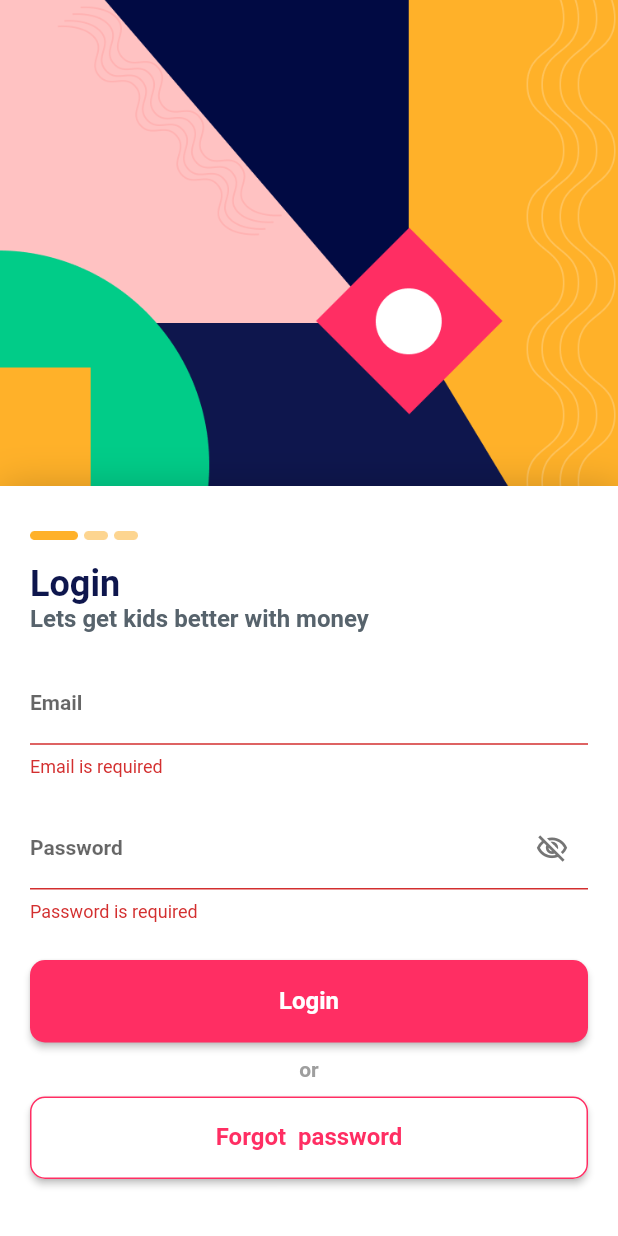
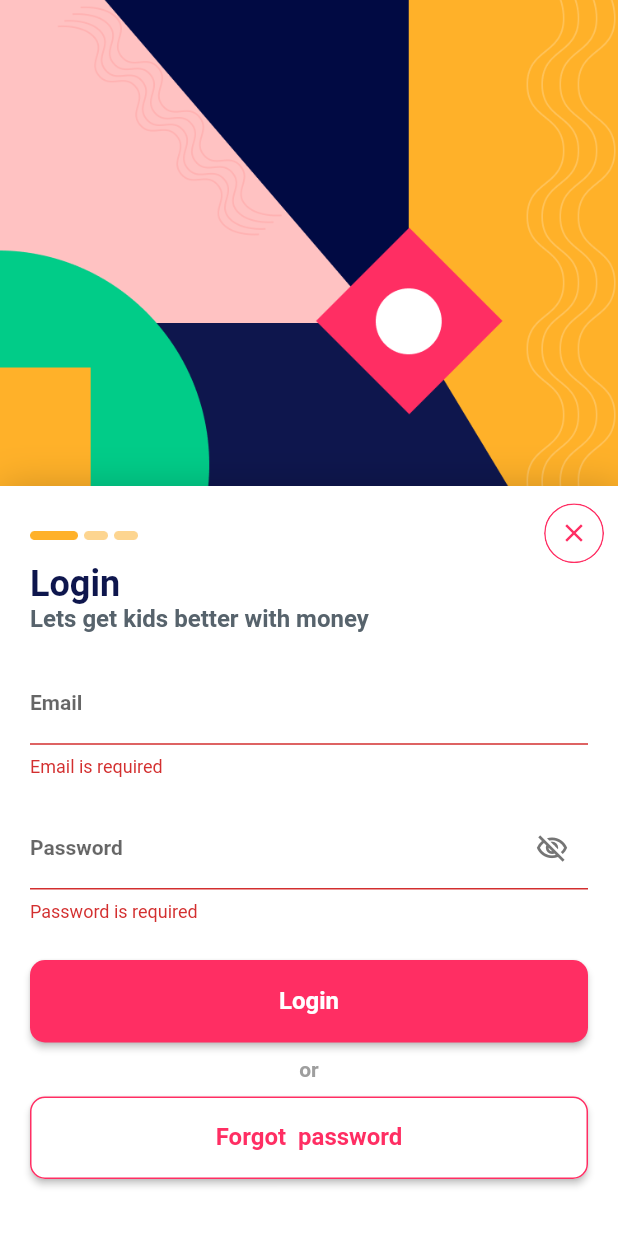
Before and after one commit to red010b37/kid-saver, a Flutter app: the LoginWidget screen opened directly, on a phone screen of 412 x 824 dp. Run offline on Flutter 3.47's test engine with Material 2 defaults, Android fonts, the phone set to English and light mode, and no system bars; drawn by our look-alikes of auto_size_text; our stand-ins replace built_collection, built_value, cached_network_image, cloud_firestore, file_picker, firebase_auth and 14 more; missing offline and left inert: forge2d, json_path, mime_type; accounts and stored records are empty; generated files the repository leaves out were written again; Roboto replaces fonts that are missing (Lexend Deca).

Commit message:
Updating to latest FlutterFlow output.

```diff
--- a/lib/flutter_flow/internationalization.dart
+++ b/lib/flutter_flow/internationalization.dart
@@ -368,11 +368,11 @@ final kTranslationsMap = <Map<String, Map<String, String>>>[
   },
   // BucketView
   {
-    'ixilz23l': {
+    '8p4bwlld': {
       'en': 'Added from Dad ',
       'es': '',
     },
-    'ufo9pcj1': {
+    'jj8l1z7m': {
       'en': 'Home',
       'es': '',
     },
@@ -387,7 +387,7 @@ final kTranslationsMap = <Map<String, Map<String, String>>>[
       'en': 'Lets get kids better with money',
       'es': '',
     },
-    '96czrfys': {
+    'f1ta51xr': {
       'en': 'Email',
       'es': '',
     },
@@ -395,7 +395,7 @@ final kTranslationsMap = <Map<String, Map<String, String>>>[
       'en': '',
       'es': '',
     },
-    '3hdgoeeg': {
+    'hbqy36vr': {
       'en': 'Password',
       'es': '',
     },
@@ -407,11 +407,11 @@ final kTranslationsMap = <Map<String, Map<String, String>>>[
       'en': 'Login',
       'es': '',
     },
-    'uv9ap6lt': {
+    'vnbesopq': {
       'en': 'Email is required',
       'es': '',
     },
-    'qw2on4zr': {
+    'n4kv48ag': {
       'en': 'Password is required',
       'es': '',
     },
--- a/lib/login/login_widget.dart
+++ b/lib/login/login_widget.dart
@@ -1,9 +1,11 @@
 import '../auth/auth_util.dart';
 import '../flutter_flow/flutter_flow_animations.dart';
+import '../flutter_flow/flutter_flow_icon_button.dart';
 import '../flutter_flow/flutter_flow_theme.dart';
 import '../flutter_flow/flutter_flow_util.dart';
 import '../flutter_flow/flutter_flow_widgets.dart';
 import '../kids_list/kids_list_widget.dart';
+import '../o_b_get_started/o_b_get_started_widget.dart';
 import 'package:flutter/material.dart';
 import 'package:google_fonts/google_fonts.dart';
 
@@ -85,7 +87,9 @@ class _LoginWidgetState extends State<LoginWidget>
                     )
                   ],
                 ),
-                child: Padding(
+                child: Stack(
+                  children: [
+                    Padding(
                       padding: EdgeInsetsDirectional.fromSTEB(20, 20, 20, 30),
                       child: SingleChildScrollView(
                         child: Column(
@@ -93,7 +97,8 @@ class _LoginWidgetState extends State<LoginWidget>
                           crossAxisAlignment: CrossAxisAlignment.start,
                           children: [
                             Padding(
-                          padding: EdgeInsetsDirectional.fromSTEB(0, 10, 0, 0),
+                              padding:
+                                  EdgeInsetsDirectional.fromSTEB(0, 10, 0, 0),
                               child: Image.asset(
                                 'assets/images/yellow-dash.png',
                                 width: 72,
@@ -102,15 +107,18 @@ class _LoginWidgetState extends State<LoginWidget>
                               ),
                             ),
                             Padding(
-                          padding: EdgeInsetsDirectional.fromSTEB(0, 15, 0, 0),
+                              padding:
+                                  EdgeInsetsDirectional.fromSTEB(0, 15, 0, 0),
                               child: Text(
                                 FFLocalizations.of(context).getText(
                                   'okfeb11x' /* Login */,
                                 ),
-                            style: FlutterFlowTheme.of(context).title1.override(
+                                style: FlutterFlowTheme.of(context)
+                                    .title1
+                                    .override(
                                       fontFamily: 'Lexend Deca',
-                                  color:
-                                      FlutterFlowTheme.of(context).primaryColor,
+                                      color: FlutterFlowTheme.of(context)
+                                          .primaryColor,
                                     ),
                               ),
                             ),
@@ -122,8 +130,8 @@ class _LoginWidgetState extends State<LoginWidget>
                                   .subtitle2
                                   .override(
                                     fontFamily: 'Lexend Deca',
-                                color:
-                                    FlutterFlowTheme.of(context).secondaryText,
+                                    color: FlutterFlowTheme.of(context)
+                                        .secondaryText,
                                   ),
                             ),
                             Form(
@@ -133,8 +141,8 @@ class _LoginWidgetState extends State<LoginWidget>
                                 mainAxisSize: MainAxisSize.max,
                                 children: [
                                   Padding(
-                                padding:
-                                    EdgeInsetsDirectional.fromSTEB(0, 20, 0, 0),
+                                    padding: EdgeInsetsDirectional.fromSTEB(
+                                        0, 20, 0, 0),
                                     child: TextFormField(
                                       controller: emailTextController,
                                       obscureText: false,
@@ -146,7 +154,8 @@ class _LoginWidgetState extends State<LoginWidget>
                                                 .tertiaryColor,
                                             width: 1,
                                           ),
-                                      borderRadius: BorderRadius.circular(10),
+                                          borderRadius:
+                                              BorderRadius.circular(10),
                                         ),
                                         focusedBorder: OutlineInputBorder(
                                           borderSide: BorderSide(
@@ -154,7 +163,8 @@ class _LoginWidgetState extends State<LoginWidget>
                                                 .tertiaryColor,
                                             width: 1,
                                           ),
-                                      borderRadius: BorderRadius.circular(10),
+                                          borderRadius:
+                                              BorderRadius.circular(10),
                                         ),
                                       ),
                                       style: FlutterFlowTheme.of(context)
@@ -174,8 +184,8 @@ class _LoginWidgetState extends State<LoginWidget>
                                     ),
                                   ),
                                   Padding(
-                                padding:
-                                    EdgeInsetsDirectional.fromSTEB(0, 20, 0, 0),
+                                    padding: EdgeInsetsDirectional.fromSTEB(
+                                        0, 20, 0, 0),
                                     child: TextFormField(
                                       controller: passwordTextController,
                                       obscureText: !passwordVisibility,
@@ -187,7 +197,8 @@ class _LoginWidgetState extends State<LoginWidget>
                                                 .tertiaryColor,
                                             width: 1,
                                           ),
-                                      borderRadius: BorderRadius.circular(10),
+                                          borderRadius:
+                                              BorderRadius.circular(10),
                                         ),
                                         focusedBorder: OutlineInputBorder(
                                           borderSide: BorderSide(
@@ -195,7 +206,8 @@ class _LoginWidgetState extends State<LoginWidget>
                                                 .tertiaryColor,
                                             width: 1,
                                           ),
-                                      borderRadius: BorderRadius.circular(10),
+                                          borderRadius:
+                                              BorderRadius.circular(10),
                                         ),
                                         suffixIcon: InkWell(
                                           onTap: () => setState(
@@ -228,8 +240,8 @@ class _LoginWidgetState extends State<LoginWidget>
                                     ),
                                   ),
                                   Padding(
-                                padding:
-                                    EdgeInsetsDirectional.fromSTEB(0, 25, 0, 0),
+                                    padding: EdgeInsetsDirectional.fromSTEB(
+                                        0, 25, 0, 0),
                                     child: FFButtonWidget(
                                       onPressed: () async {
                                         final user = await signInWithEmail(
@@ -244,7 +256,8 @@ class _LoginWidgetState extends State<LoginWidget>
                                         await Navigator.pushAndRemoveUntil(
                                           context,
                                           MaterialPageRoute(
-                                        builder: (context) => KidsListWidget(),
+                                            builder: (context) =>
+                                                KidsListWidget(),
                                           ),
                                           (r) => false,
                                         );
@@ -294,7 +307,8 @@ class _LoginWidgetState extends State<LoginWidget>
                               ),
                             ),
                             Padding(
-                          padding: EdgeInsetsDirectional.fromSTEB(0, 10, 0, 0),
+                              padding:
+                                  EdgeInsetsDirectional.fromSTEB(0, 10, 0, 0),
                               child: FFButtonWidget(
                                 onPressed: () async {
                                   if (emailTextController.text.isEmpty) {
@@ -339,6 +353,34 @@ class _LoginWidgetState extends State<LoginWidget>
                         ),
                       ),
                     ),
+                    Align(
+                      alignment: AlignmentDirectional(0.95, -0.95),
+                      child: FlutterFlowIconButton(
+                        borderColor:
+                            FlutterFlowTheme.of(context).secondaryColor,
+                        borderRadius: 30,
+                        borderWidth: 1,
+                        buttonSize: 40,
+                        icon: Icon(
+                          Icons.close,
+                          color: FlutterFlowTheme.of(context).secondaryColor,
+                          size: 20,
+                        ),
+                        onPressed: () async {
+                          await Navigator.push(
+                            context,
+                            PageTransition(
+                              type: PageTransitionType.fade,
+                              duration: Duration(milliseconds: 0),
+                              reverseDuration: Duration(milliseconds: 0),
+                              child: OBGetStartedWidget(),
+                            ),
+                          );
+                        },
+                      ),
+                    ),
+                  ],
+                ),
               ).animated([animationsMap['containerOnActionTriggerAnimation']]),
             ),
           ],
```
Also changed, not shown: 1 other file. Lines whose indentation alone changed are shown as unchanged.
